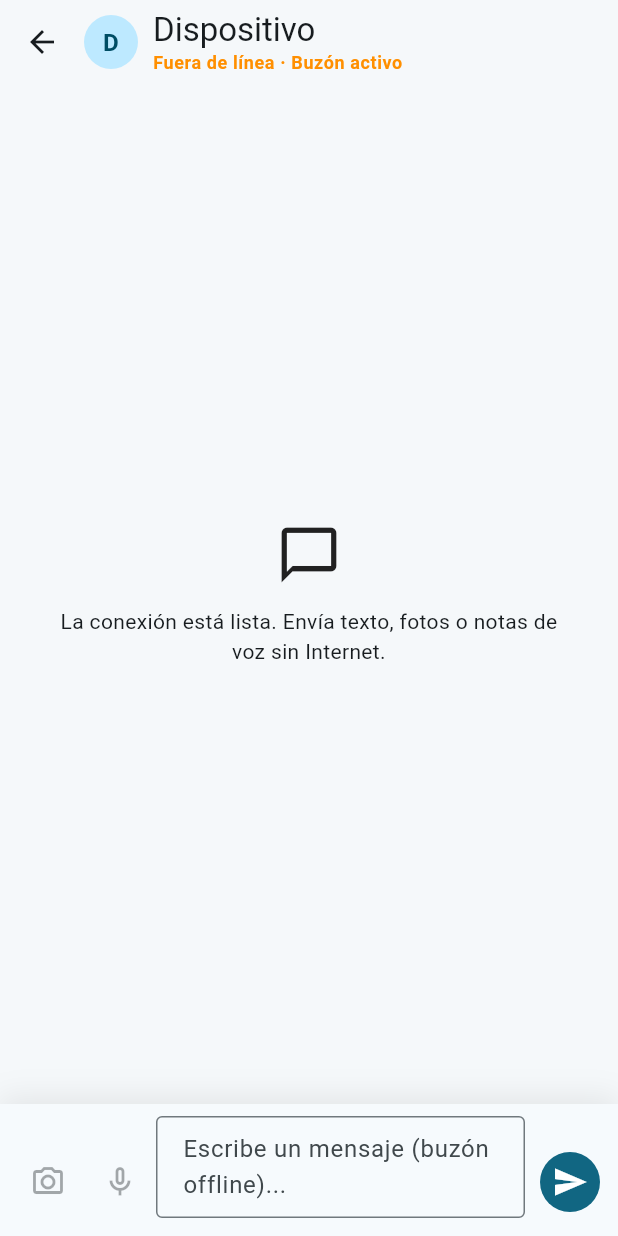
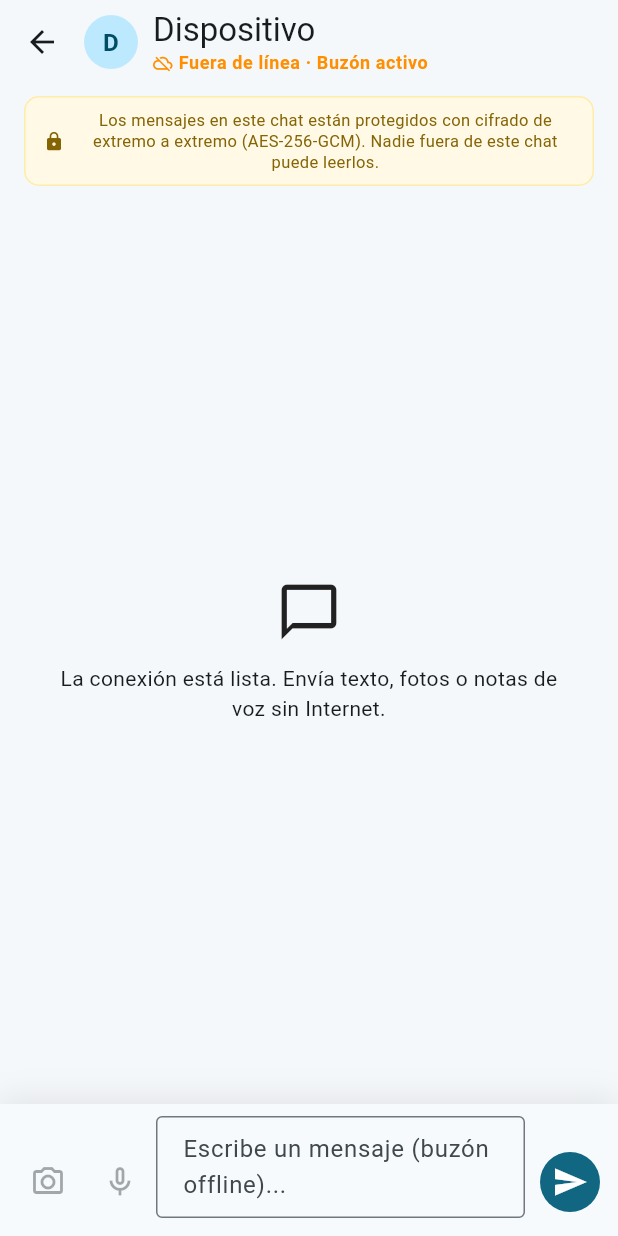
Before and after one commit to v1dalhernan/message_blue, a Flutter app: the PeerChatPage screen opened directly with empty values, on a phone screen of 412 x 824 dp. Run offline on Flutter 3.47's test engine with Material 3 defaults, Android fonts, the phone set to English and light mode, and no system bars; our stand-ins replace audioplayers, device_info_plus, image_picker, permission_handler, qr_flutter; missing offline and left inert: cryptography, mobile_scanner, nearby_connections, record.

Commit message:
feat: real-time avatar sync across mesh and E2EE lock indicator

```diff
--- a/lib/src/nearby/demo_nearby_transport.dart
+++ b/lib/src/nearby/demo_nearby_transport.dart
@@ -172,6 +172,9 @@ class DemoNearbyTransport implements NearbyTransport {
   }
 
   @override
+  Future<void> sendProfileUpdate({String? name, String? avatar}) async {}
+
+  @override
   Future<void> stop() async {
     _running = false;
     for (final channel in _channels.values) {
--- a/lib/src/nearby/nearby_connections_transport.dart
+++ b/lib/src/nearby/nearby_connections_transport.dart
@@ -341,6 +341,11 @@ class NearbyConnectionsTransport implements NearbyTransport {
     );
   }
 
+  @override
+  Future<void> sendProfileUpdate({String? name, String? avatar}) async {
+    // NearbyConnections P2P profile broadcast
+  }
+
   Future<void> _sendEncryptedMessage(ChatMessage message) async {
     final session = await _sessionFor(message.endpointId);
     if (!session.isReady) {
--- a/lib/src/nearby/nearby_event.dart
+++ b/lib/src/nearby/nearby_event.dart
@@ -21,6 +21,20 @@ class PeerFound extends NearbyEvent {
 
   String? get avatarBase64 => avatar;
   String? get personalPin => pin;
+}
+
+class PeerUpdated extends NearbyEvent {
+  const PeerUpdated({
+    required this.endpointId,
+    this.name,
+    this.avatar,
+    this.uniqueId,
+  });
+
+  final String endpointId;
+  final String? name;
+  final String? avatar;
+  final String? uniqueId;
 }
 
 class PeerLost extends NearbyEvent {
--- a/lib/src/nearby/nearby_transport.dart
+++ b/lib/src/nearby/nearby_transport.dart
@@ -34,6 +34,8 @@ abstract interface class NearbyTransport {
 
   Future<void> sendReadReceipt(String endpointId, String messageId);
 
+  Future<void> sendProfileUpdate({String? name, String? avatar});
+
   Future<void> dispose();
 }
 
--- a/lib/src/screens/home_page.dart
+++ b/lib/src/screens/home_page.dart
@@ -1253,7 +1253,9 @@ void _showProfileSheet(BuildContext context, ChatController controller) {
     ),
     builder: (ctx) {
       final colors = Theme.of(context).colorScheme;
-      return SafeArea(
+      return AnimatedBuilder(
+        animation: controller,
+        builder: (context, _) => SafeArea(
           child: Padding(
             padding: EdgeInsets.only(
               bottom: MediaQuery.of(ctx).viewInsets.bottom + 16,
@@ -1373,6 +1375,7 @@ void _showProfileSheet(BuildContext context, ChatController controller) {
               ),
             ),
           ),
+        ),
       );
     },
   );
--- a/lib/src/screens/peer_chat_page.dart
+++ b/lib/src/screens/peer_chat_page.dart
@@ -209,14 +209,25 @@ class _PeerChatPageState extends State<PeerChatPage> {
                           ],
                         ],
                       ),
+                      Row(
+                        mainAxisSize: MainAxisSize.min,
+                        children: [
+                          Icon(
+                            isConnected ? Icons.lock : Icons.cloud_off,
+                            size: 13,
+                            color: isConnected ? Colors.teal : Colors.amber.shade800,
+                          ),
+                          const SizedBox(width: 4),
                           Text(
                             isConnected
                                 ? 'Cifrado E2E · AES-256-GCM'
                                 : 'Fuera de línea · Buzón activo',
                             style: Theme.of(context).textTheme.bodySmall?.copyWith(
-                              color: isConnected ? Colors.green : Colors.amber.shade800,
-                              fontWeight: isConnected ? FontWeight.normal : FontWeight.w600,
+                                  color: isConnected ? Colors.teal : Colors.amber.shade800,
+                                  fontWeight: isConnected ? FontWeight.w500 : FontWeight.w600,
                                 ),
+                          ),
+                        ],
                       ),
                     ],
                   ),
@@ -227,6 +238,32 @@ class _PeerChatPageState extends State<PeerChatPage> {
           body: SafeArea(
             child: Column(
               children: [
+                Container(
+                  margin: const EdgeInsets.symmetric(horizontal: 16, vertical: 8),
+                  padding: const EdgeInsets.symmetric(horizontal: 12, vertical: 8),
+                  decoration: BoxDecoration(
+                    color: const Color(0xFFFFF9E6),
+                    borderRadius: BorderRadius.circular(10),
+                    border: Border.all(color: const Color(0xFFFFEBAA)),
+                  ),
+                  child: const Row(
+                    children: [
+                      Icon(Icons.lock, size: 14, color: Color(0xFF856404)),
+                      SizedBox(width: 8),
+                      Expanded(
+                        child: Text(
+                          'Los mensajes en este chat están protegidos con cifrado de extremo a extremo (AES-256-GCM). Nadie fuera de este chat puede leerlos.',
+                          textAlign: TextAlign.center,
+                          style: TextStyle(
+                            fontSize: 11,
+                            color: Color(0xFF856404),
+                            height: 1.25,
+                          ),
+                        ),
+                      ),
+                    ],
+                  ),
+                ),
                 Expanded(
                   child: messages.isEmpty
                       ? const _EmptyConversation()
```
Also changed, not shown: bin/lan_hub.dart (+26 -2 lines), lib/src/chat_controller.dart (+24 -0 lines), lib/src/data/repositories/chat_repository_impl.dart (+10 -0 lines), lib/src/nearby/lan_socket_transport.dart (+29 -0 lines), lib/src/screens/mesh_group_chat_page.dart (+18 -5 lines), 3 other files. Lines whose indentation alone changed are shown as unchanged.
